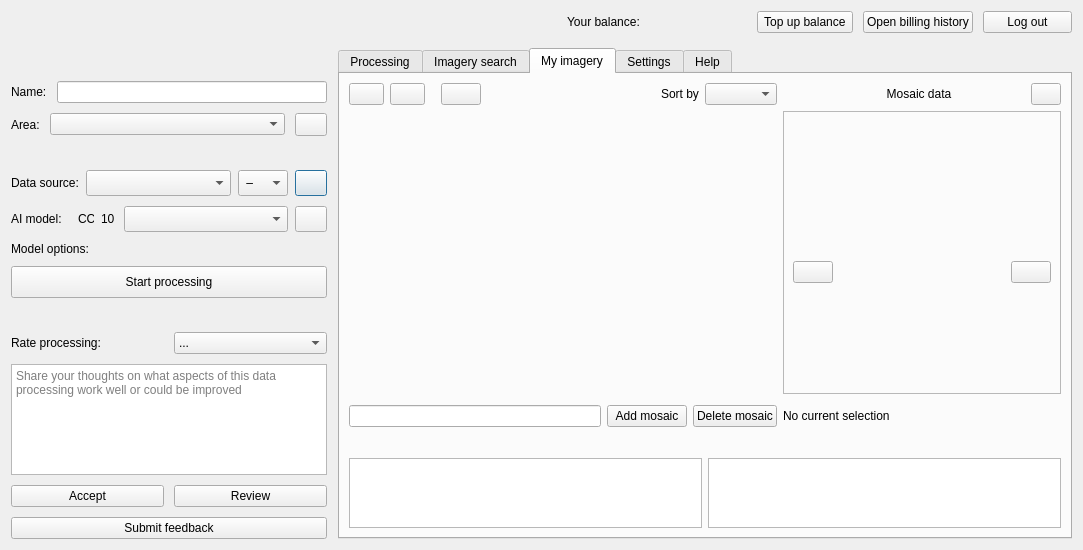
First picture: the form in mapflow/dialogs/static/ui/main_dialog.ui, repository Geoalert/mapflow-qgis, before the edit.
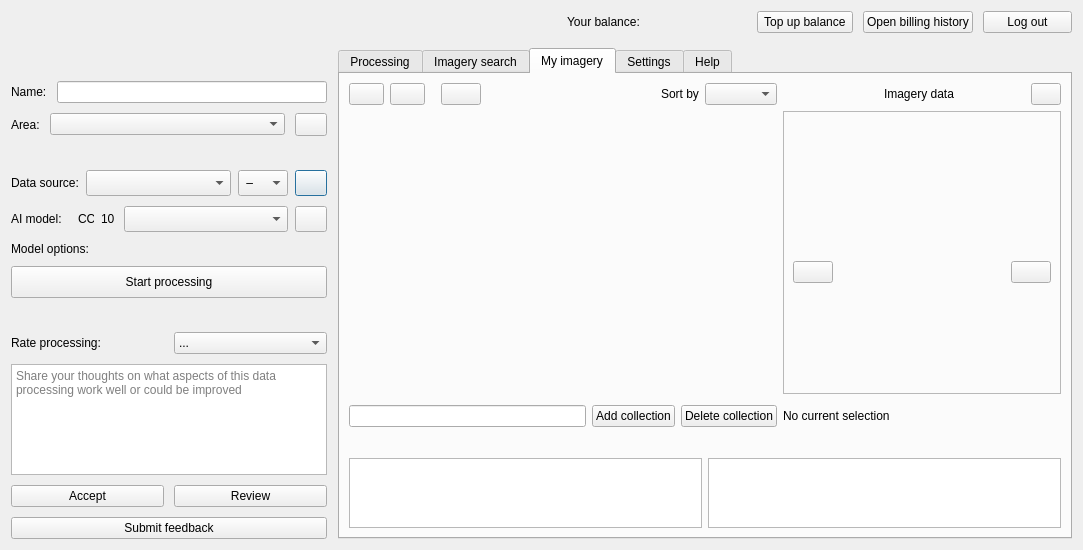
Second picture: the form after the edit. The open tabs and pages were chosen to show the change. Icons and pictures are not drawn. Custom widgets are drawn as their Qt base class.

Commit message: Imagery: Rename mosaics to collections

Diff of the .ui file:
```diff
--- a/mapflow/dialogs/static/ui/main_dialog.ui
+++ b/mapflow/dialogs/static/ui/main_dialog.ui
@@ -1994,7 +1994,7 @@
                     </size>
                    </property>
                    <property name="text">
-                    <string>Add mosaic</string>
+                    <string>Add collection</string>
                    </property>
                   </widget>
                  </item>
@@ -2007,7 +2007,7 @@
                     </size>
                    </property>
                    <property name="text">
-                    <string>Delete mosaic</string>
+                    <string>Delete collection</string>
                    </property>
                   </widget>
                  </item>
@@ -2227,7 +2227,7 @@
                     </size>
                    </property>
                    <property name="text">
-                    <string>Mosaic data</string>
+                    <string>Imagery data</string>
                    </property>
                    <property name="alignment">
                     <set>Qt::AlignCenter</set>
```
Left out of the diff: 14 changed lines with no effect on the pictures. The commit also changes 7 other files.
